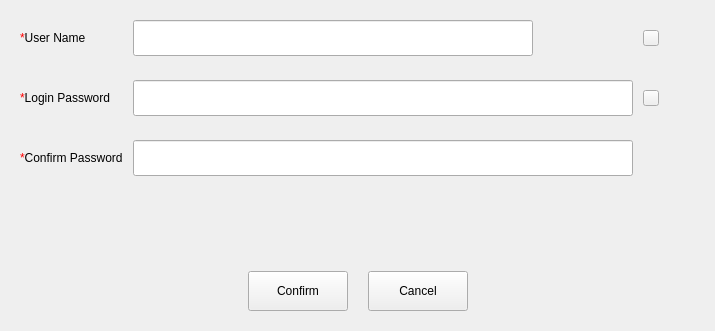
Old version of the form src/pages/system/user-manager/user-update-dialog.ui in the repository openeuler-mirror/ks-scmc-gui.
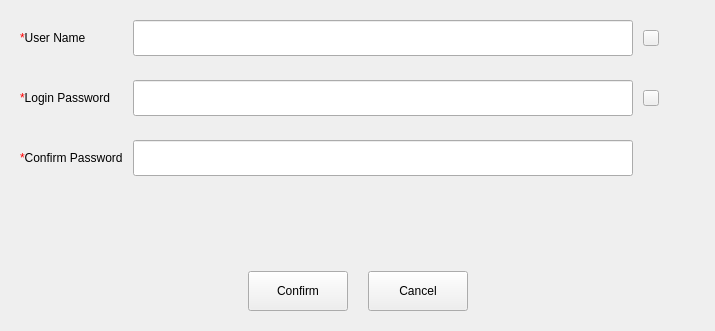
New version of the form. The open tabs and pages were chosen to show the change.

Commit message: fix（pages）：modify code changes - 完善控件的大小

```diff
--- a/src/pages/system/user-manager/user-update-dialog.ui
+++ b/src/pages/system/user-manager/user-update-dialog.ui
@@ -219,13 +219,13 @@
           <widget class="QLineEdit" name="lineEdit_name">
            <property name="minimumSize">
             <size>
-             <width>400</width>
+             <width>500</width>
              <height>36</height>
             </size>
            </property>
            <property name="maximumSize">
             <size>
-             <width>400</width>
+             <width>500</width>
              <height>36</height>
             </size>
            </property>
```
